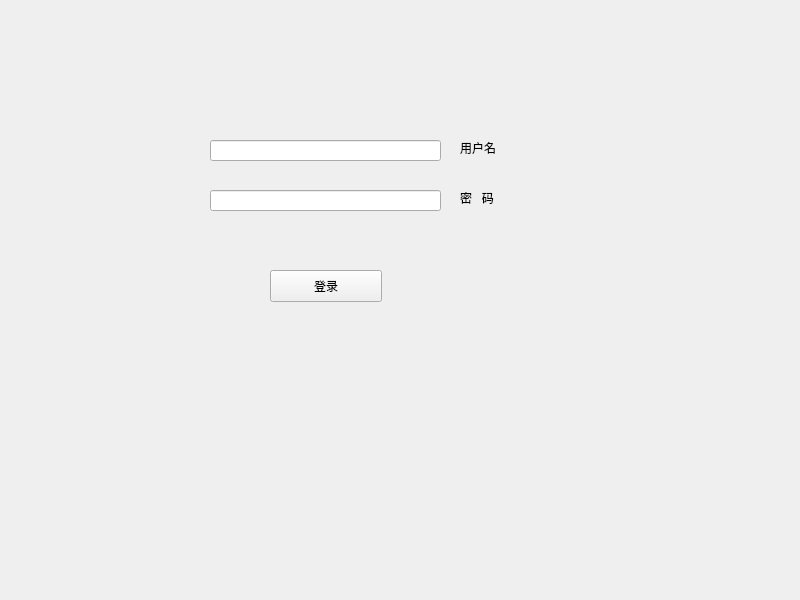
The window that OrderSysV2/orderSystem/widget.ui (wtzhu13/CPPOrCProectDemo) describes before a commit, drawn with Qt 5.
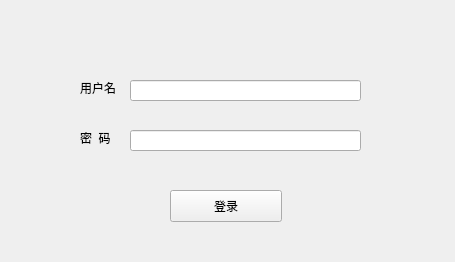
The same window after the commit.

The edit to the form file:
```diff
--- a/OrderSysV2/orderSystem/widget.ui
+++ b/OrderSysV2/orderSystem/widget.ui
@@ -6,18 +6,36 @@
    <rect>
     <x>0</x>
     <y>0</y>
-    <width>800</width>
-    <height>600</height>
+    <width>455</width>
+    <height>262</height>
    </rect>
   </property>
+  <property name="sizePolicy">
+   <sizepolicy hsizetype="Fixed" vsizetype="Fixed">
+    <horstretch>0</horstretch>
+    <verstretch>0</verstretch>
+   </sizepolicy>
+  </property>
+  <property name="minimumSize">
+   <size>
+    <width>455</width>
+    <height>262</height>
+   </size>
+  </property>
+  <property name="maximumSize">
+   <size>
+    <width>455</width>
+    <height>462</height>
+   </size>
+  </property>
   <property name="windowTitle">
    <string>Widget</string>
   </property>
   <widget class="QPushButton" name="pushButton">
    <property name="geometry">
     <rect>
-     <x>270</x>
-     <y>270</y>
+     <x>170</x>
+     <y>190</y>
      <width>112</width>
      <height>32</height>
     </rect>
@@ -29,8 +47,8 @@
   <widget class="QLineEdit" name="lineEdit">
    <property name="geometry">
     <rect>
-     <x>210</x>
-     <y>140</y>
+     <x>130</x>
+     <y>80</y>
      <width>231</width>
      <height>21</height>
     </rect>
@@ -39,8 +57,8 @@
   <widget class="QLineEdit" name="lineEdit_2">
    <property name="geometry">
     <rect>
-     <x>210</x>
-     <y>190</y>
+     <x>130</x>
+     <y>130</y>
      <width>231</width>
      <height>21</height>
     </rect>
@@ -49,8 +67,8 @@
   <widget class="QLabel" name="label">
    <property name="geometry">
     <rect>
-     <x>460</x>
-     <y>140</y>
+     <x>80</x>
+     <y>80</y>
      <width>58</width>
      <height>16</height>
     </rect>
@@ -62,14 +80,14 @@
   <widget class="QLabel" name="label_2">
    <property name="geometry">
     <rect>
-     <x>460</x>
-     <y>190</y>
+     <x>80</x>
+     <y>130</y>
      <width>58</width>
      <height>16</height>
     </rect>
    </property>
    <property name="text">
-    <string>密   码</string>
+    <string>密  码</string>
    </property>
   </widget>
  </widget>
```
Left out of the diff: 2 changed lines with no effect on the pictures.
